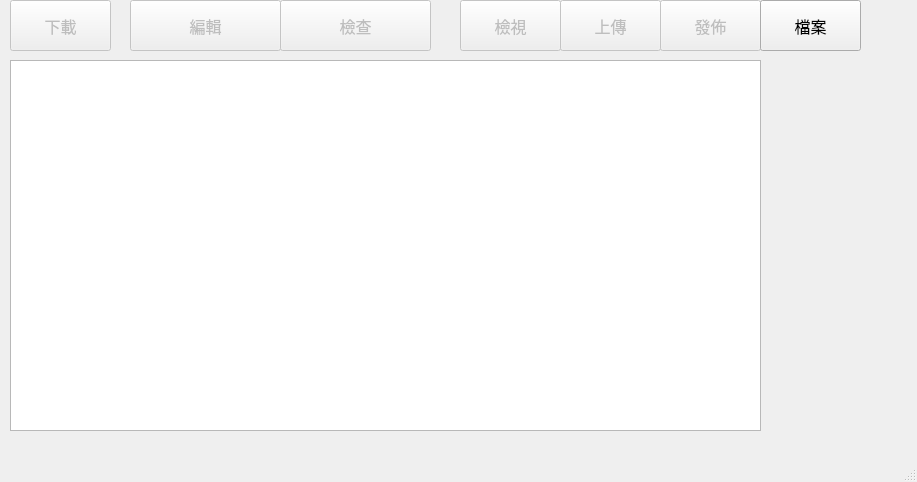
Qt form gui/us01/form_us01.ui (rogers228/ispc_maintain) before a commit.
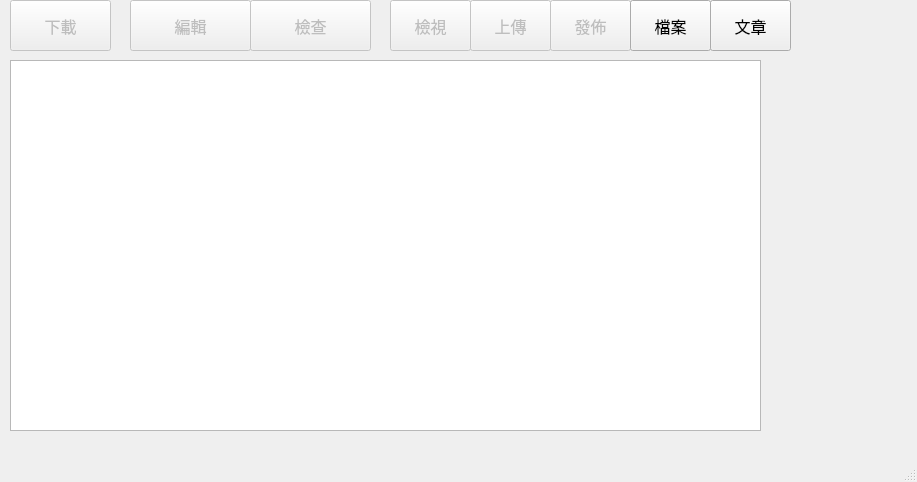
The same form after that commit.

What changed in the file:
```diff
--- a/gui/us01/form_us01.ui
+++ b/gui/us01/form_us01.ui
@@ -44,7 +44,7 @@
      <rect>
       <x>130</x>
       <y>0</y>
-      <width>151</width>
+      <width>121</width>
       <height>51</height>
      </rect>
     </property>
@@ -70,9 +70,9 @@
     </property>
     <property name="geometry">
      <rect>
-      <x>280</x>
+      <x>250</x>
       <y>0</y>
-      <width>151</width>
+      <width>121</width>
       <height>51</height>
      </rect>
     </property>
@@ -98,9 +98,9 @@
     </property>
     <property name="geometry">
      <rect>
-      <x>560</x>
+      <x>470</x>
       <y>0</y>
-      <width>101</width>
+      <width>81</width>
       <height>51</height>
      </rect>
     </property>
@@ -126,9 +126,9 @@
     </property>
     <property name="geometry">
      <rect>
-      <x>660</x>
+      <x>550</x>
       <y>0</y>
-      <width>101</width>
+      <width>81</width>
       <height>51</height>
      </rect>
     </property>
@@ -182,9 +182,9 @@
     </property>
     <property name="geometry">
      <rect>
-      <x>460</x>
+      <x>390</x>
       <y>0</y>
-      <width>101</width>
+      <width>81</width>
       <height>51</height>
      </rect>
     </property>
@@ -210,9 +210,9 @@
     </property>
     <property name="geometry">
      <rect>
-      <x>760</x>
+      <x>630</x>
       <y>0</y>
-      <width>101</width>
+      <width>81</width>
       <height>51</height>
      </rect>
     </property>
@@ -232,6 +232,34 @@
      <string>檔案</string>
     </property>
    </widget>
+   <widget class="QPushButton" name="content">
+    <property name="enabled">
+     <bool>true</bool>
+    </property>
+    <property name="geometry">
+     <rect>
+      <x>710</x>
+      <y>0</y>
+      <width>81</width>
+      <height>51</height>
+     </rect>
+    </property>
+    <property name="font">
+     <font>
+      <family>新細明體</family>
+      <pointsize>12</pointsize>
+     </font>
+    </property>
+    <property name="focusPolicy">
+     <enum>Qt::NoFocus</enum>
+    </property>
+    <property name="toolTip">
+     <string>正式發佈</string>
+    </property>
+    <property name="text">
+     <string>文章</string>
+    </property>
+   </widget>
   </widget>
   <widget class="QMenuBar" name="menubar">
    <property name="geometry">
```
Left out of the diff: 2 changed lines with no effect on the pictures.
